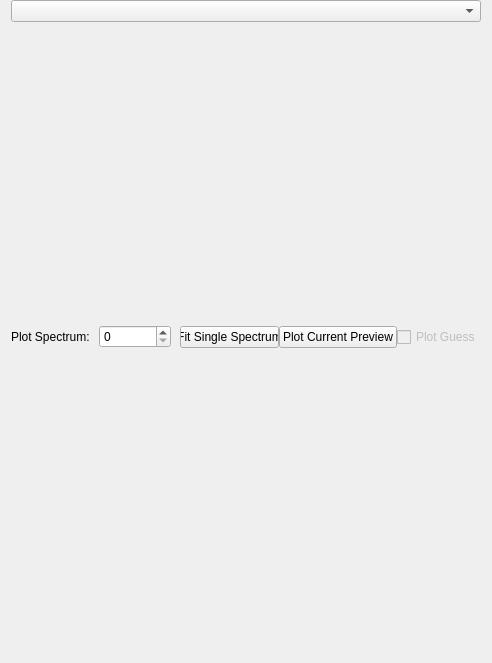
Before: the Qt Designer form qt/scientific_interfaces/Indirect/IndirectFitPreviewPlot.ui in mantidproject/mantid, drawn with Qt 5.
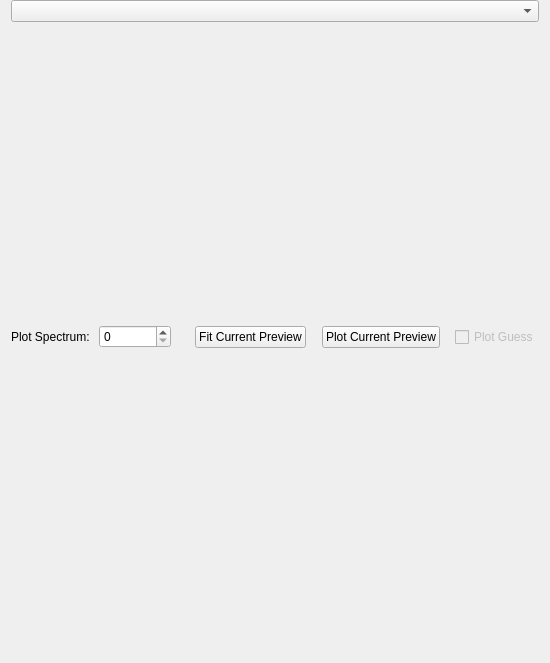
After: the same form once the commit is applied.

Commit message:
rename single fitting button in IDA
This commit changes the wording for the button to perform a single fit in indirect data analysis.

The edit to the form file:
```diff
--- a/qt/scientific_interfaces/Indirect/IndirectFitPreviewPlot.ui
+++ b/qt/scientific_interfaces/Indirect/IndirectFitPreviewPlot.ui
@@ -6,7 +6,7 @@
    <rect>
     <x>0</x>
     <y>0</y>
-    <width>445</width>
+    <width>550</width>
     <height>663</height>
    </rect>
   </property>
@@ -85,12 +85,12 @@
       <widget class="QPushButton" name="pbFitSingle">
        <property name="minimumSize">
         <size>
-         <width>99</width>
+         <width>0</width>
          <height>0</height>
         </size>
        </property>
        <property name="text">
-        <string>Fit Single Spectrum</string>
+        <string>Fit Current Preview</string>
        </property>
       </widget>
      </item>
```
The commit also changes 1 other file.
